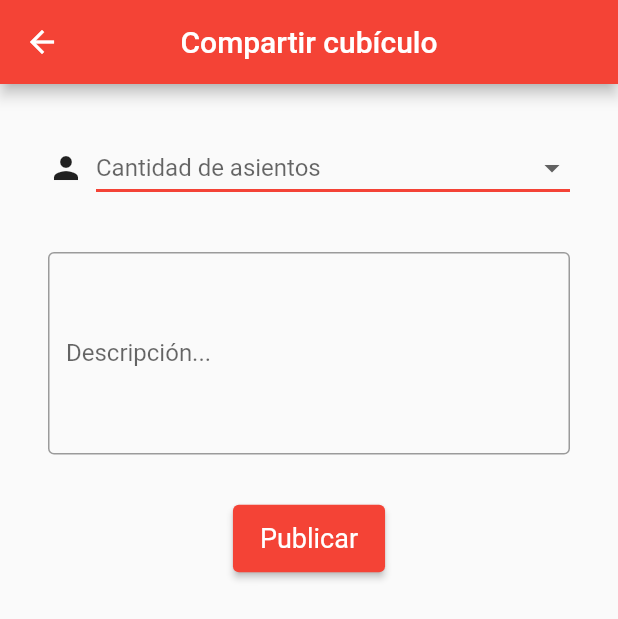
After one commit to willingtonortiz/cubipool2, a Flutter app: the ShareCubiclePage screen opened directly with sample values from the repository, on a phone screen of 412 x 824 dp. The commit adds this screen. Shown: the top 619 px of the screen. Run offline on Flutter 3.47's test engine with Material 2 defaults, Android fonts, the phone set to English and light mode, and no system bars; our stand-ins replace dartz, flutter_conditional_rendering, flutter_hooks, flutter_riverpod, get_it, hive and 2 more; missing offline and left inert: qr_code_scanner; accounts and stored records are empty; project files that could hold a hidden picture were left out.

Commit message:
Add reservation button in reservation detail; Add share cubicle page

```diff
--- a/lib/modules/profile/domain/entities/reservation.dart
+++ b/lib/modules/profile/domain/entities/reservation.dart
@@ -6,6 +6,7 @@ import 'package:intl/intl.dart';
 class ReservationStatus {
   static const String ACTIVE = "ACTIVE";
   static const String SHARED = "SHARED";
+  static const String NOT_ACTIVE = "NOT_ACTIVE";
 }
 
 class Reservation {
@@ -27,13 +28,9 @@ class Reservation {
     required this.type,
   });
 
-  bool isShared() {
-    return type == ReservationStatus.SHARED;
-  }
-
-  bool isActive() {
-    return type == ReservationStatus.ACTIVE;
-  }
+  bool isShared() => type == ReservationStatus.SHARED;
+  bool isActive() => type == ReservationStatus.ACTIVE;
+  bool isNotActive() => type == ReservationStatus.NOT_ACTIVE;
 
   String getDDMMYYYYStartDate() =>
       DateFormat('dd/MM/yyyy').format(startDateTime);
--- /dev/null
+++ b/lib/modules/profile/presentation/pages/share_cubicle_page.dart
@@ -0,0 +1,130 @@
+import 'package:cubipool2/shared/widgets/notification_dialog.dart';
+import 'package:flutter/material.dart';
+
+import 'package:cubipool2/modules/profile/domain/entities/reservation.dart';
+import 'package:cubipool2/shared/widgets/async_confirmation_dialog.dart';
+
+class ShareCubiclePage extends StatefulWidget {
+  final Reservation reservation;
+
+  ShareCubiclePage({
+    Key? key,
+    required this.reservation,
+  }) : super(key: key);
+
+  @override
+  _ShareCubiclePageState createState() => _ShareCubiclePageState();
+}
+
+class _ShareCubiclePageState extends State<ShareCubiclePage> {
+  int? _selectedSeats;
+  final descriptionController = TextEditingController();
+
+  @override
+  Widget build(BuildContext context) {
+    return Scaffold(
+      appBar: AppBar(title: Text('Compartir cubículo')),
+      body: SafeArea(
+        child: SingleChildScrollView(
+          child: Padding(
+            padding: const EdgeInsets.all(32.0),
+            child: Column(
+              children: [
+                _buildSeatsCountDropdown(widget.reservation),
+                const SizedBox(height: 32),
+                _buildDescriptionInput(),
+                const SizedBox(height: 32),
+                _buildPublishButton(),
+              ],
+            ),
+          ),
+        ),
+      ),
+    );
+  }
+
+  Widget _buildSeatsCountDropdown(Reservation reservation) {
+    final totalSeats = reservation.seats;
+    const int USED_SEATS = 2;
+    final remainingSeats = totalSeats - USED_SEATS;
+    final seatsCount = List.generate(remainingSeats, (index) => index + 1);
+
+    return Row(
+      children: [
+        Icon(Icons.person),
+        const SizedBox(width: 8),
+        Expanded(
+          child: DropdownButton(
+            isExpanded: true,
+            hint: Text('Cantidad de asientos'),
+            value: _selectedSeats,
+            underline: Container(
+              height: 2,
+              color: Theme.of(context).primaryColor,
+            ),
+            onChanged: (int? item) {
+              setState(() => _selectedSeats = item);
+            },
+            items: seatsCount
+                .map(
+                  (item) => DropdownMenuItem(
+                    value: item,
+                    child: Text('${item.toString()} asientos'),
+                  ),
+                )
+                .toList(),
+          ),
+        ),
+      ],
+    );
+  }
+
+  Widget _buildDescriptionInput() {
+    return TextFormField(
+      controller: descriptionController,
+      keyboardType: TextInputType.multiline,
+      minLines: 5,
+      maxLines: null,
+      decoration: InputDecoration(
+        labelText: 'Descripción...',
+        border: OutlineInputBorder(
+          borderSide: BorderSide(),
+        ),
+      ),
+    );
+  }
+
+  Widget _buildPublishButton() {
+    return ElevatedButton(
+      onPressed: () async {
+        final description = descriptionController.text;
+        print(_selectedSeats);
+        print(description);
+
+        if (_selectedSeats == null || description.isEmpty) {
+          ScaffoldMessenger.of(context).showSnackBar(
+            SnackBar(content: Text('Debes completar los campos')),
+          );
+          return;
+        }
+
+        // TODO: Call http service and use either
+
+        final dialog = NotificationDialog(
+          title: 'Cubículo compartido',
+          content: 'Tu cubículo se ha compartido exitosamente',
+          okText: 'Entiendo',
+          onOk: () async {
+            Navigator.of(context).pop();
+          },
+        );
+
+        await showDialog(
+          context: context,
+          builder: (context) => dialog,
+        );
+      },
+      child: Text('Publicar'),
+    );
+  }
+}
```
Also changed, not shown: lib/modules/home/pages/home_page.dart (+4 -3 lines), lib/modules/profile/presentation/pages/detail_my_reservation_page.dart (added, +269 -0 lines), lib/modules/profile/presentation/pages/my_reservations_page.dart (+36 -13 lines), lib/modules/reservation/presentation/pages/detail_my_reservation_page.dart (deleted, +0 -220 lines).
